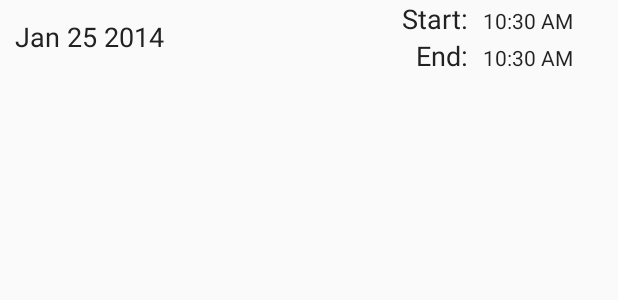
After one commit to tsim-rawstron-ho/PunchCard, an Android app: the layout item_employee_shift.xml on its own in the app's theme, with its tools: preview values and no code run, on a phone screen of 412 x 824 dp. The commit adds this screen. Shown: the top 300 px of the screen. Run offline under Robolectric (Android 15) with nearby library versions, the phone set to English and light mode, and no system bars.

Commit message:
New Array adapter for shifts shown in profile, more styling, refactoring

```diff
--- a/app/src/main/res/layout/activity_profile.xml
+++ b/app/src/main/res/layout/activity_profile.xml
@@ -11,7 +11,7 @@
         android:layout_alignParentTop="true"
         android:layout_alignParentStart="true"
         android:id="@+id/rlProfileInfo"
-        android:background="@color/light_grey">
+        android:background="@color/white">
 
         <ImageView android:id="@+id/ivProfileImage"
             android:contentDescription="@string/image"
@@ -64,7 +64,7 @@
         android:layout_below="@+id/rlProfileInfo"
         android:layout_alignParentStart="true"
         android:layout_alignParentBottom="true"
-        android:background="@color/punch_card_blue">
+        android:background="@color/white">
 
         <com.astuetz.PagerSlidingTabStrip android:id="@+id/tabs"
             app:pstsShouldExpand="true"
--- /dev/null
+++ b/app/src/main/res/layout/item_employee_shift.xml
@@ -0,0 +1,62 @@
+<?xml version="1.0" encoding="utf-8"?>
+<RelativeLayout xmlns:android="http://schemas.android.com/apk/res/android"
+    android:layout_width="match_parent" android:layout_height="match_parent">
+    <LinearLayout
+        android:layout_width="match_parent"
+        android:layout_height="wrap_content"
+        android:orientation="horizontal">
+        <LinearLayout
+            android:layout_width="0dp"
+            android:layout_height="match_parent"
+            android:orientation="horizontal"
+            android:gravity="center_vertical"
+            android:padding="10dp"
+            android:layout_weight=".5">
+        <TextView
+            android:layout_width="wrap_content"
+            android:layout_height="wrap_content"
+            android:id="@+id/tvDate"
+            android:text="Jan 25 2014"/>
+        </LinearLayout>
+        <RelativeLayout
+            android:layout_width="0dp"
+            android:layout_height="wrap_content"
+            android:layout_weight=".5">
+            <LinearLayout
+                android:layout_width="match_parent"
+                android:layout_height="wrap_content"
+                android:orientation="horizontal"
+                android:gravity="right"
+                android:layout_marginRight="30dp"
+                android:id="@+id/llStart">
+                <TextView
+                    android:layout_width="wrap_content"
+                    android:layout_height="wrap_content"
+                    android:text="@string/start_label"/>
+                <TextClock
+                    android:layout_width="wrap_content"
+                    android:layout_height="wrap_content"
+                    android:layout_marginLeft="10dp"
+                    android:id="@+id/tcStart"/>
+            </LinearLayout>
+            <LinearLayout
+                android:layout_width="match_parent"
+                android:layout_height="wrap_content"
+                android:id="@+id/llEnd"
+                android:orientation="horizontal"
+                android:gravity="right"
+                android:layout_marginRight="30dp"
+                android:layout_below="@+id/llStart">
+                <TextView
+                    android:layout_width="wrap_content"
+                    android:layout_height="wrap_content"
+                    android:text="@string/end_label"/>
+                <TextClock
+                    android:layout_width="wrap_content"
+                    android:layout_height="wrap_content"
+                    android:layout_marginLeft="10dp"
+                    android:id="@+id/tcEnd"/>
+            </LinearLayout>
+        </RelativeLayout>
+    </LinearLayout>
+</RelativeLayout>
--- a/app/src/main/res/values/strings.xml
+++ b/app/src/main/res/values/strings.xml
@@ -69,5 +69,7 @@
     <string name="take_photo">Take Photo</string>
     <string name="shift">Shift</string>
     <string name="on_the_clock">On the clock</string>
+    <string name="end_label">End:</string>
+    <string name="start_label">Start:</string>
 
 </resources>
```
Also changed, not shown: app/src/main/java/com/codepath/punchcard/adapters/EmployeeShiftAdapter.java (added, +52 -0 lines), app/src/main/java/com/codepath/punchcard/adapters/EmployeesArrayAdapter.java (+7 -0 lines), app/src/main/java/com/codepath/punchcard/fragments/BaseShiftListFragment.java (+40 -4 lines), app/src/main/java/com/codepath/punchcard/fragments/HistoryShiftListFragment.java (+6 -28 lines), app/src/main/java/com/codepath/punchcard/fragments/UpcomingShiftListFragment.java (+6 -28 lines).
